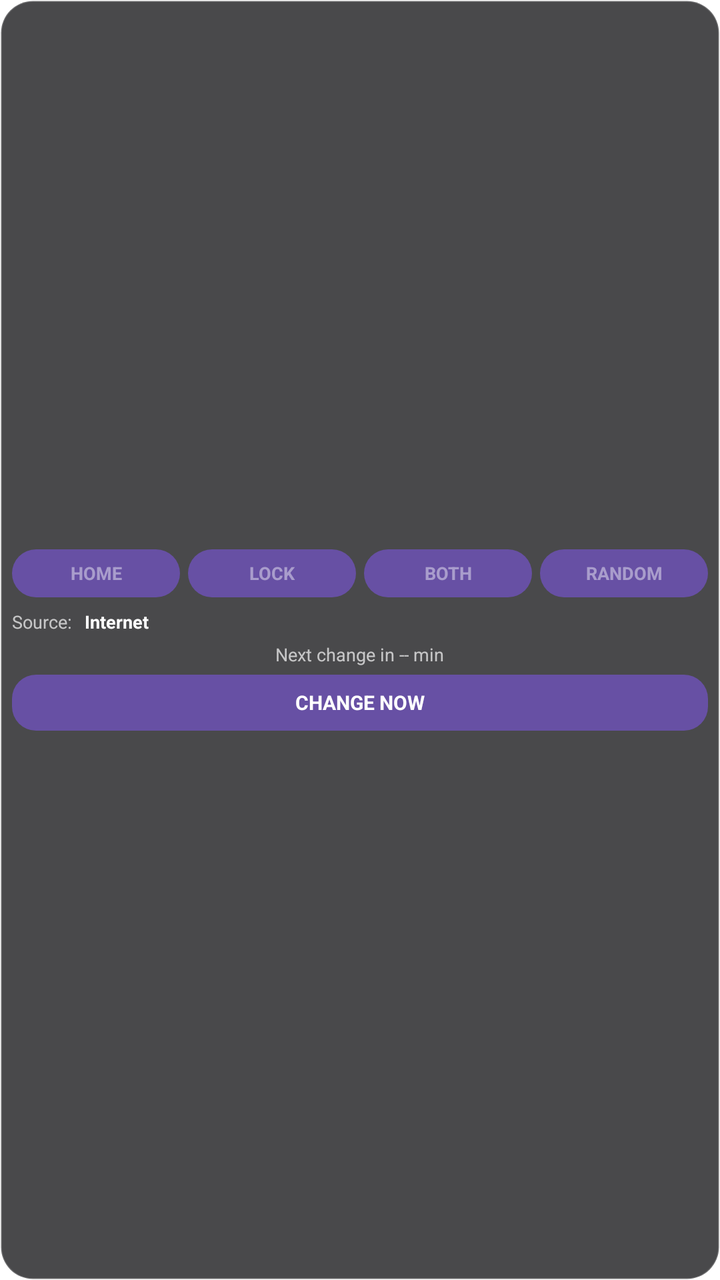
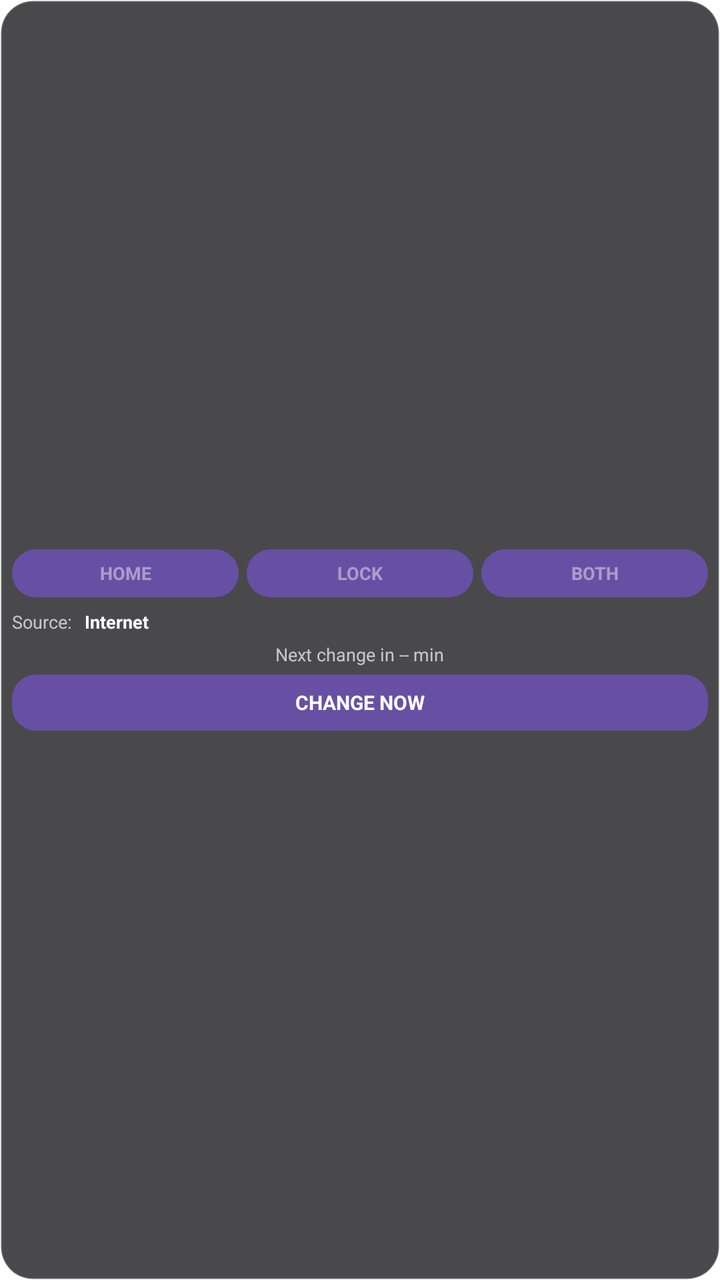

The first picture is an Android layout as it rendered before a commit; the second is the same layout after the commit. The layout source and the unified diff follow.
<!-- AndroidManifest.xml: application theme LaunchTheme -->
<!-- res/layout/widget_quick_toggle.xml -->
<?xml version="1.0" encoding="utf-8"?>
<LinearLayout xmlns:android="http://schemas.android.com/apk/res/android"
    android:id="@+id/widget_root"
    android:layout_width="match_parent"
    android:layout_height="match_parent"
    android:gravity="center"
    android:orientation="vertical"
    android:padding="6dp"
    android:background="@drawable/widget_bg">

    <LinearLayout
        android:layout_width="match_parent"
        android:layout_height="wrap_content"
        android:orientation="horizontal"
        android:weightSum="4"
        android:layout_marginBottom="6dp">

        <TextView
            android:id="@+id/option_home"
            android:layout_width="0dp"
            android:layout_height="24dp"
            android:layout_weight="1"
            android:text="HOME"
            android:textColor="#70FFFFFF"
            android:textSize="9sp"
            android:textStyle="bold"
            android:gravity="center"
            android:background="@drawable/change_now_bg"
            android:layout_marginEnd="4dp" />

        <TextView
            android:id="@+id/option_lock"
            android:layout_width="0dp"
            android:layout_height="24dp"
            android:layout_weight="1"
            android:text="LOCK"
            android:textColor="#70FFFFFF"
            android:textSize="9sp"
            android:textStyle="bold"
            android:gravity="center"
            android:background="@drawable/change_now_bg"
            android:layout_marginEnd="4dp" />

        <TextView
            android:id="@+id/option_both"
            android:layout_width="0dp"
            android:layout_height="24dp"
            android:layout_weight="1"
            android:text="BOTH"
            android:textColor="#70FFFFFF"
            android:textSize="9sp"
            android:textStyle="bold"
            android:gravity="center"
            android:background="@drawable/change_now_bg"
            android:layout_marginEnd="4dp" />

        <TextView
            android:id="@+id/option_random"
            android:layout_width="0dp"
            android:layout_height="24dp"
            android:layout_weight="1"
            android:text="RANDOM"
            android:textColor="#70FFFFFF"
            android:textSize="9sp"
            android:textStyle="bold"
            android:gravity="center"
            android:background="@drawable/change_now_bg" />
    </LinearLayout>

    <LinearLayout
        android:layout_width="match_parent"
        android:layout_height="wrap_content"
        android:layout_marginBottom="4dp"
        android:gravity="center"
        android:orientation="horizontal">

        <TextView
            android:id="@+id/tv_source_label"
            android:layout_width="wrap_content"
            android:layout_height="wrap_content"
            android:textColor="#B0FFFFFF"
            android:textSize="9sp"
            android:text="Source: " />

        <TextView
            android:id="@+id/tv_source_value"
            android:layout_width="0dp"
            android:layout_height="wrap_content"
            android:layout_weight="1"
            android:textColor="#FFFFFF"
            android:textSize="9sp"
            android:textStyle="bold"
            android:layout_marginStart="4dp"
            android:text="Internet" />
    </LinearLayout>

    <TextView
        android:id="@+id/tv_countdown"
        android:layout_width="wrap_content"
        android:layout_height="wrap_content"
        android:layout_marginBottom="4dp"
        android:textColor="#B0FFFFFF"
        android:textSize="9sp"
        android:text="Next change in -- min" />

    <TextView
        android:id="@+id/btn_change_now"
        android:layout_width="match_parent"
        android:layout_height="28dp"
        android:text="CHANGE NOW"
        android:textColor="#FFFFFF"
        android:textSize="10sp"
        android:textStyle="bold"
        android:gravity="center"
        android:background="@drawable/change_now_bg" />

</LinearLayout>
<!-- resources referenced by this layout -->
<resources>
  <!-- drawable change_now_bg (drawable) -->
  <?xml version="1.0" encoding="utf-8"?>
  <shape xmlns:android="http://schemas.android.com/apk/res/android"
      android:shape="rectangle">
      <solid android:color="#FF6750A4" />
      <corners android:radius="12dp" />
  </shape>
  <!-- drawable widget_bg (drawable) -->
  <?xml version="1.0" encoding="utf-8"?>
  <shape xmlns:android="http://schemas.android.com/apk/res/android"
      android:shape="rectangle">
      <solid android:color="#CC1C1C1E" />
      <corners android:radius="16dp" />
      <stroke
          android:width="1dp"
          android:color="#33FFFFFF" />
  </shape>
  <style name="LaunchTheme" parent="@android:style/Theme.Light.NoTitleBar">
          
          <item name="android:windowIsTranslucent">true</item>
          <item name="android:windowBackground">@drawable/launch_background</item>
          <item name="android:windowDisablePreview">true</item>
      </style>
  <!-- drawable launch_background (drawable) -->
  <?xml version="1.0" encoding="utf-8"?>
  <layer-list xmlns:android="http://schemas.android.com/apk/res/android">
      <item android:drawable="@android:color/white" />
  
      
      
  </layer-list>
</resources>

<!-- the commit's change to res/layout/widget_quick_toggle.xml (unified diff, before → after) -->
@@ -12,7 +12,7 @@
         android:layout_width="match_parent"
         android:layout_height="wrap_content"
         android:orientation="horizontal"
-        android:weightSum="4"
+        android:weightSum="3"
         android:layout_marginBottom="6dp">
 
         <TextView
@@ -47,19 +47,6 @@
             android:layout_height="24dp"
             android:layout_weight="1"
             android:text="BOTH"
-            android:textColor="#70FFFFFF"
-            android:textSize="9sp"
-            android:textStyle="bold"
-            android:gravity="center"
-            android:background="@drawable/change_now_bg"
-            android:layout_marginEnd="4dp" />
-
-        <TextView
-            android:id="@+id/option_random"
-            android:layout_width="0dp"
-            android:layout_height="24dp"
-            android:layout_weight="1"
-            android:text="RANDOM"
             android:textColor="#70FFFFFF"
             android:textSize="9sp"
             android:textStyle="bold"
